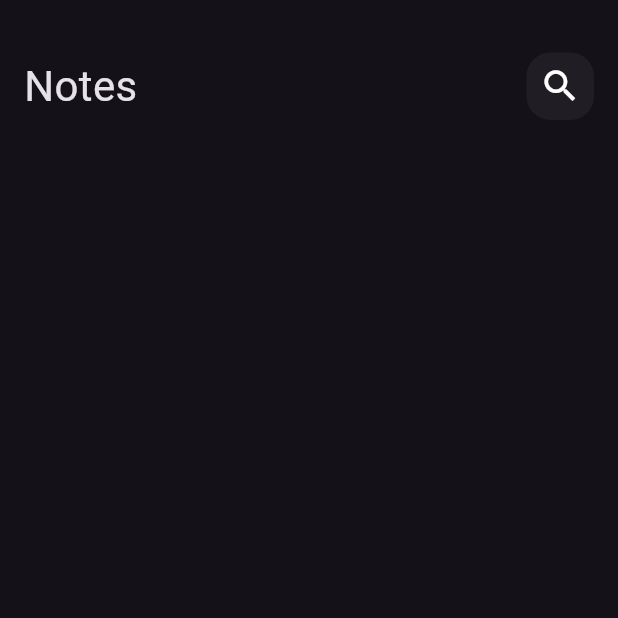
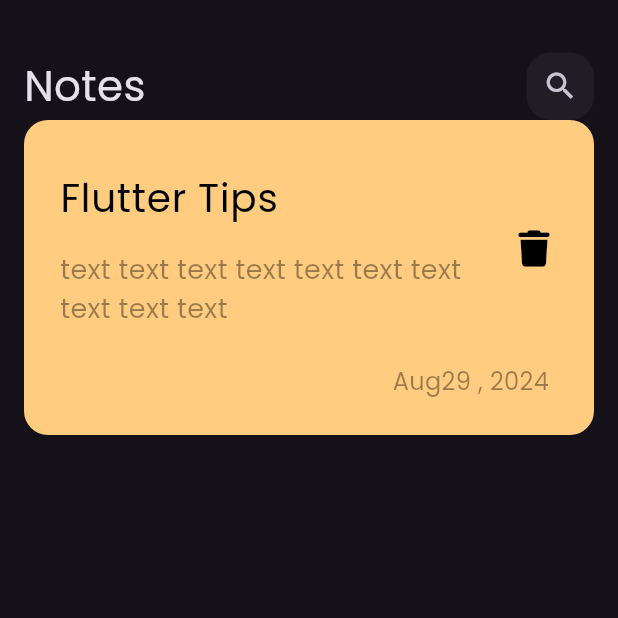
Before and after one commit to Sayed365/notes_app, a Flutter app: the screen it shows after launch, on a phone screen of 412 x 824 dp, the top half of it. Run offline on Flutter 3.47's test engine with Material 3 defaults, Android fonts, the phone set to English and light mode, and no system bars; our stand-ins replace font_awesome_flutter.

Commit message:
create custom note item

```diff
--- a/lib/main.dart
+++ b/lib/main.dart
@@ -11,7 +11,7 @@ class NotesApp extends StatelessWidget {
   Widget build(BuildContext context) {
     return MaterialApp(
       debugShowCheckedModeBanner: false,
-      theme: ThemeData.dark(),
+      theme: ThemeData(brightness: Brightness.dark, fontFamily: 'Poppins'),
       home: const HomeView(),
     );
   }
--- a/lib/views/widgets/custom_app_bar.dart
+++ b/lib/views/widgets/custom_app_bar.dart
@@ -15,7 +15,7 @@ class CustomAppBar extends StatelessWidget {
           ),
         ),
         Spacer(),
-        CustomSearchIcon()
+        CustomSearchIcon(),
       ],
     );
   }
--- a/lib/views/widgets/custom_icon.dart
+++ b/lib/views/widgets/custom_icon.dart
@@ -12,10 +12,12 @@ class CustomSearchIcon extends StatelessWidget {
         color: Colors.white.withOpacity(0.05),
         borderRadius: BorderRadius.circular(16),
       ),
-      child: const Center(
-        child: Icon(
-          Icons.search,
-          size: 28,
+      child: Center(
+        child: IconButton(
+          onPressed: () {},
+          icon: Icon(
+            Icons.search,
+          ),
         ),
       ),
     );
--- /dev/null
+++ b/lib/views/widgets/custom_note_items.dart
@@ -0,0 +1,60 @@
+import 'package:flutter/material.dart';
+import 'package:font_awesome_flutter/font_awesome_flutter.dart';
+
+class NoteItem extends StatelessWidget {
+  const NoteItem({super.key});
+
+  @override
+  Widget build(BuildContext context) {
+    return Container(
+      padding: const EdgeInsets.only(top: 24, bottom: 24, left: 24, right: 16),
+      decoration: BoxDecoration(
+        color: const Color(0xffFFCC80),
+        borderRadius: BorderRadius.circular(16),
+      ),
+      child: Column(
+        crossAxisAlignment: CrossAxisAlignment.end,
+        children: [
+          ListTile(
+            contentPadding: EdgeInsets.all(0),
+            title: const Text(
+              'Flutter Tips',
+              style: TextStyle(
+                fontSize: 26,
+                color: Colors.black,
+              ),
+            ),
+            subtitle: Padding(
+              padding: const EdgeInsets.only(top: 16),
+              child: Text(
+                'text text text text text text text text text text',
+                style: TextStyle(
+                  fontSize: 18,
+                  color: Colors.black.withOpacity(0.4),
+                ),
+              ),
+            ),
+            trailing: IconButton(
+              onPressed: () {},
+              icon: const Icon(
+                FontAwesomeIcons.trash,
+              ),
+              color: Colors.black,
+            ),
+          ),
+          Padding(
+            padding: const EdgeInsets.only(
+              right: 14,
+              top: 16,
+            ),
+            child: Text(
+              'Aug29 , 2024',
+              style:
+                  TextStyle(color: Colors.black.withOpacity(.4), fontSize: 16),
+            ),
+          ),
+        ],
+      ),
+    );
+  }
+}
--- a/lib/views/widgets/notes_view_body.dart
+++ b/lib/views/widgets/notes_view_body.dart
@@ -1,5 +1,6 @@
 import 'package:flutter/material.dart';
 import 'package:notes_app/views/widgets/custom_app_bar.dart';
+import 'package:notes_app/views/widgets/custom_note_items.dart';
 
 class NotesViewBody extends StatelessWidget {
   const NotesViewBody({super.key});
@@ -13,7 +14,8 @@ class NotesViewBody extends StatelessWidget {
           SizedBox(
             height: 35,
           ),
-          CustomAppBar()
+          CustomAppBar(),
+          NoteItem(),
         ],
       ),
     );
```
Also changed, not shown: pubspec.yaml (+5 -11 lines), assets/font/Poppins-Regular.ttf (added), pubspec.lock.
